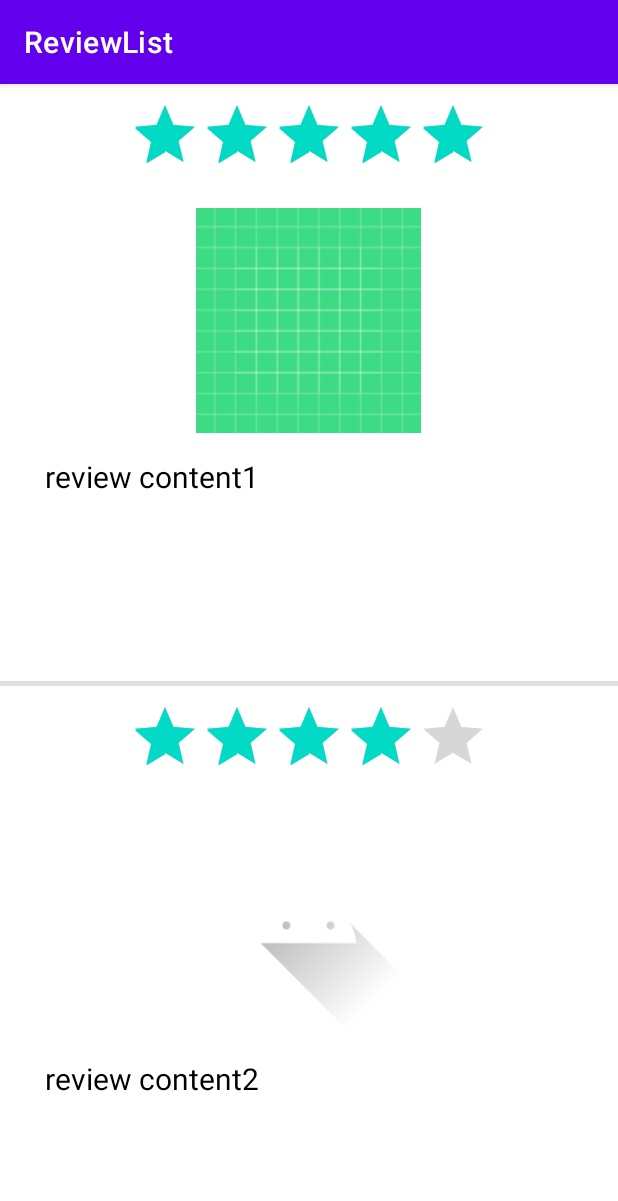
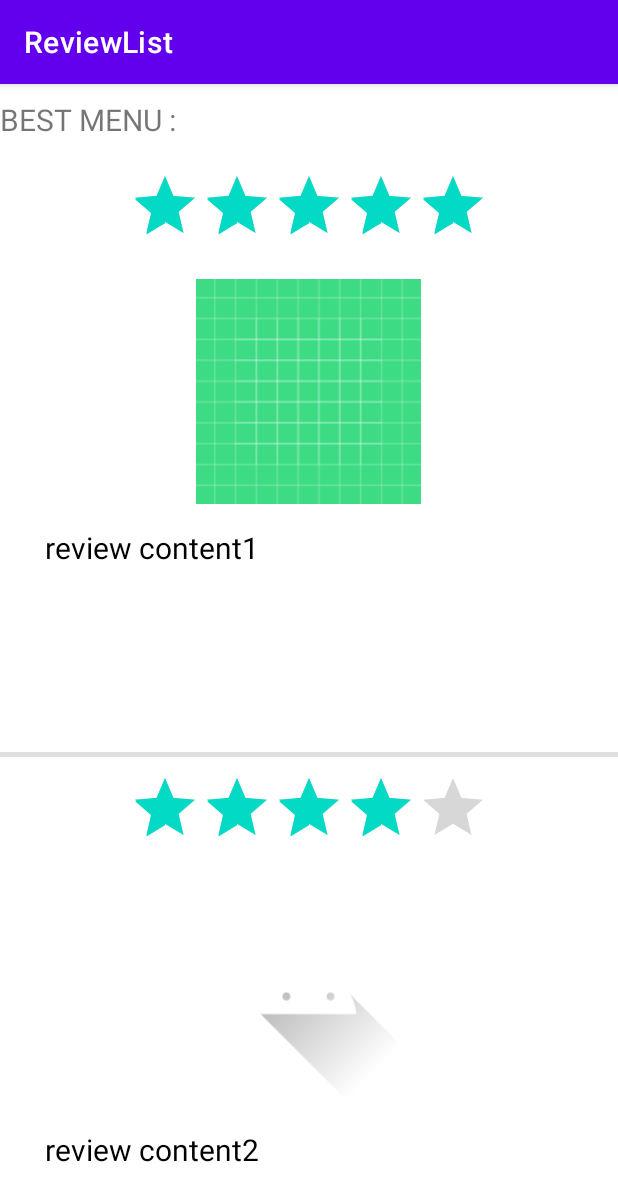
Before and after one commit to yeji63/directorder, an Android app: the screen it shows after launch (MainActivity), on a phone screen of 412 x 824 dp. Shown: the top 1201 px of the screen. Run offline under Robolectric (Android 15) with nearby library versions, the phone set to English and light mode, and no system bars.

Commit message:
ReviewList 1

```diff
--- a/app/src/main/res/layout/activity_main.xml
+++ b/app/src/main/res/layout/activity_main.xml
@@ -7,9 +7,16 @@
     android:orientation="vertical"
     tools:context=".MainActivity">
 
+    <TextView
+        android:layout_width="match_parent"
+        android:layout_height="wrap_content"
+        android:textSize="20dp"
+        android:text="BEST MENU : "
+        android:layout_marginVertical="10dp"/>
+
     <androidx.recyclerview.widget.RecyclerView
         android:id="@+id/recyclerView"
         android:layout_width="match_parent"
-        android:layout_height="match_parent"/>
+        android:layout_height="match_parent" />
 
 </LinearLayout>
```
